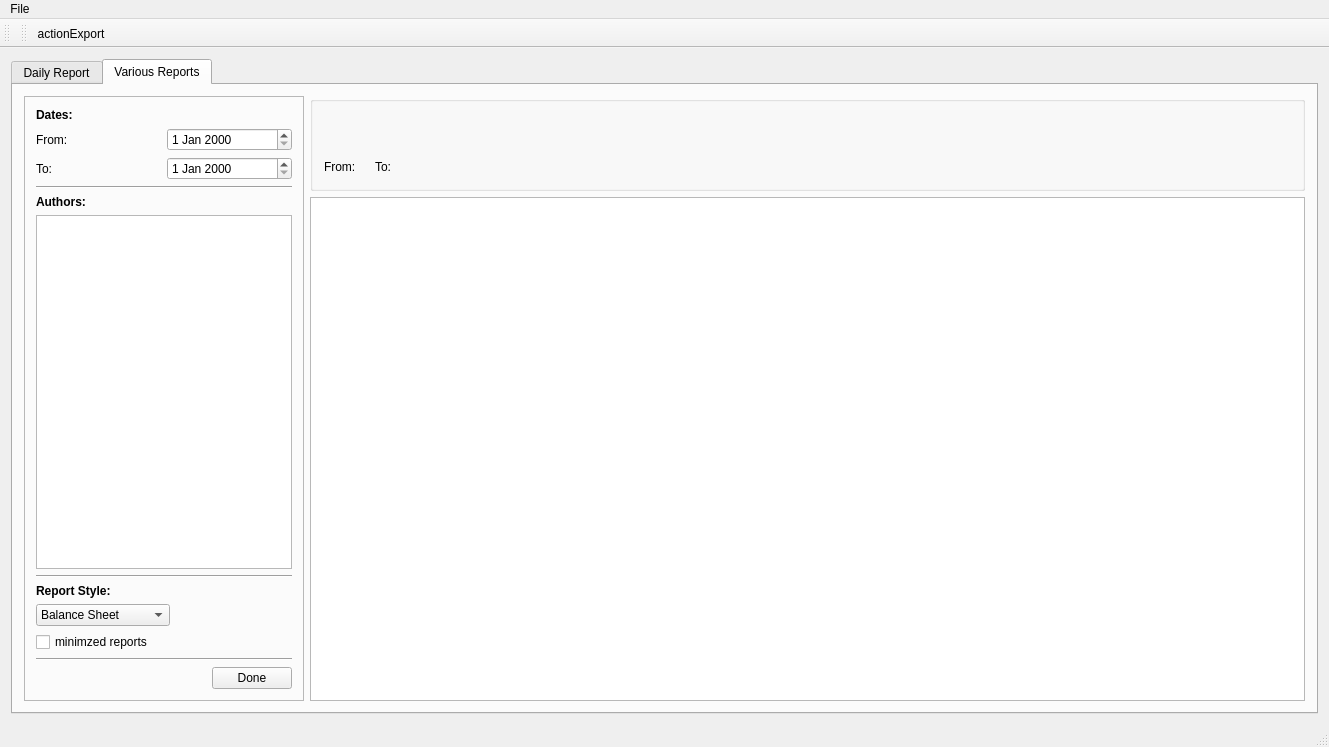
michalis-git/SalesReportManager, file mainwindow.ui: the form before one commit.
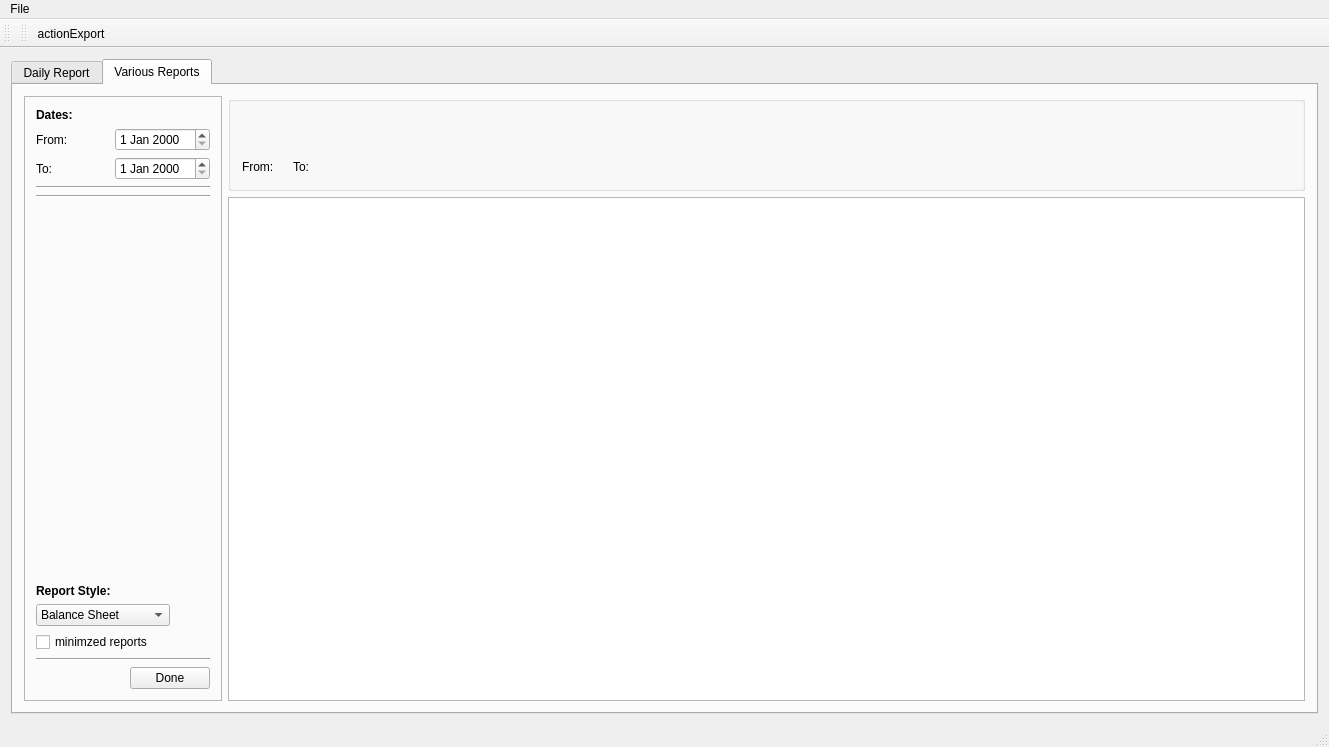
The form after the commit. Icons and pictures are not drawn.

What changed in the file:
```diff
--- a/mainwindow.ui
+++ b/mainwindow.ui
@@ -174,21 +174,6 @@
              </property>
             </widget>
            </item>
-           <item>
-            <widget class="QLabel" name="label_6">
-             <property name="font">
-              <font>
-               <bold>true</bold>
-              </font>
-             </property>
-             <property name="text">
-              <string>Authors:</string>
-             </property>
-            </widget>
-           </item>
-           <item>
-            <widget class="QListWidget" name="listWidget"/>
-           </item>
            <item>
             <widget class="Line" name="line_2">
              <property name="orientation">
@@ -196,6 +181,19 @@
              </property>
             </widget>
            </item>
+           <item>
+            <spacer name="verticalSpacer">
+             <property name="orientation">
+              <enum>Qt::Vertical</enum>
+             </property>
+             <property name="sizeHint" stdset="0">
+              <size>
+               <width>20</width>
+               <height>40</height>
+              </size>
+             </property>
+            </spacer>
+           </item>
            <item>
             <widget class="QLabel" name="label">
              <property name="font">
@@ -339,6 +337,9 @@
                <property name="text">
                 <string/>
                </property>
+               <property name="wordWrap">
+                <bool>true</bool>
+               </property>
               </widget>
              </item>
              <item>
```
Left out of the diff: 8 changed lines with no effect on the pictures.
